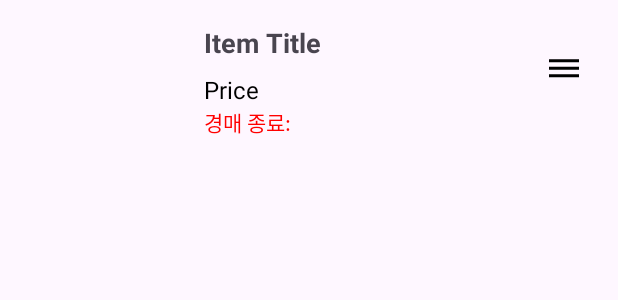
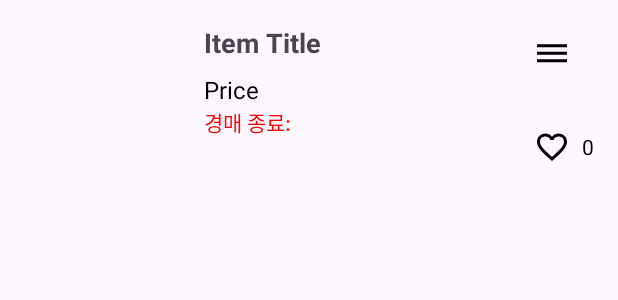
Before and after one commit to PH-K-1/ph-k, an Android app: the layout item_layout.xml on its own in the app's theme, with its tools: preview values and no code run, on a phone screen of 412 x 824 dp. Shown: the top 300 px of the screen. Run offline under Robolectric (Android 15) with nearby library versions, the phone set to English and light mode, and no system bars; network calls fail.

Commit message:
게시글 목록 좋아요 버튼 추가(기능은 아직 미완성)

```diff
--- a/app/src/main/java/com/example/ph_k/ApiService.java
+++ b/app/src/main/java/com/example/ph_k/ApiService.java
@@ -24,10 +24,5 @@ public interface ApiService {
     // 게시글 수정 API 추가
     @PUT("posts/{itemId}")
     Call<PostData> updatePost(@Path("itemId") int itemId, @Body PostData postData);  // 수정된 postData 전달
-    // 채팅방 생성 API
-
-    @POST("chatroom/create")
-    Call<CreateChatRoomResponse> createChatRoom(@Body CreateChatRoomRequest request);
-
 
 }
--- a/app/src/main/res/layout/item_layout.xml
+++ b/app/src/main/res/layout/item_layout.xml
@@ -61,18 +61,46 @@
             android:text="경매 종료: "
             android:textSize="14sp"
             android:textColor="#FF0000" />
+    </LinearLayout>
 
-    </LinearLayout>
+    <!-- 버튼들을 수직으로 배치하는 LinearLayout 추가 -->
+    <LinearLayout
+        android:layout_width="wrap_content"
+        android:layout_height="wrap_content"
+        android:orientation="vertical"
+        android:gravity="center_vertical">
 
         <!-- 메뉴 버튼 -->
         <ImageButton
             android:id="@+id/menuButton"
             android:layout_width="wrap_content"
             android:layout_height="wrap_content"
-        android:layout_marginBottom="20dp"
             android:src="@drawable/ic_dehaze"
             android:background="?attr/selectableItemBackgroundBorderless"
             android:contentDescription="More Options"
-        android:layout_gravity="center_vertical"
-        android:padding="8dp" />
+            android:padding="8dp"
+            android:layout_marginBottom="10dp"/>
+
+        <!-- 좋아요 버튼 (하트 아이콘) -->
+        <ImageButton
+            android:id="@+id/likeButton"
+            android:layout_width="match_parent"
+            android:layout_height="24dp"
+            android:layout_marginTop="20dp"
+            android:layout_marginRight="0dp"
+            android:background="?attr/selectableItemBackgroundBorderless"
+            android:contentDescription="Like"
+            android:padding="8dp"
+            android:src="@drawable/ic_nofavorite_24" />
+
     </LinearLayout>
+    <!-- 좋아요 수 표시 -->
+    <TextView
+        android:id="@+id/likeCount"
+        android:layout_width="wrap_content"
+        android:layout_height="wrap_content"
+        android:layout_marginTop="72dp"
+        android:text="0"
+        android:textSize="14sp"
+        android:textColor="#000000" />
+</LinearLayout>
```
Also changed, not shown: app/src/main/java/com/example/ph_k/ItemAdapter.java (+12 -30 lines). Lines whose indentation alone changed are shown as unchanged.
